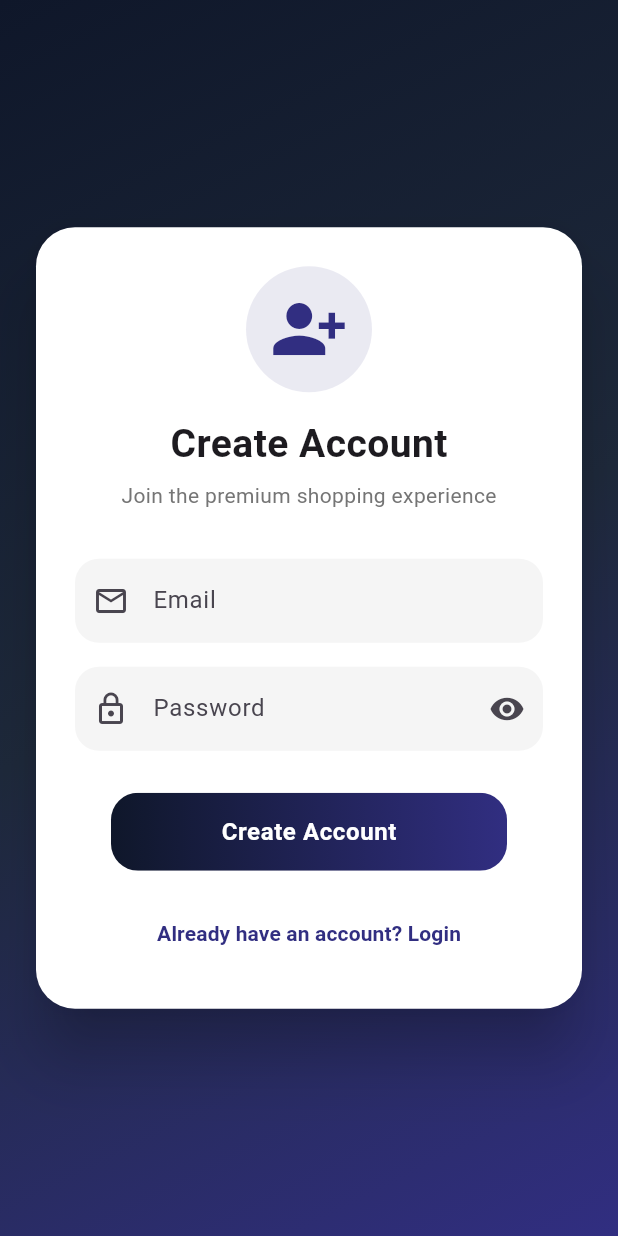
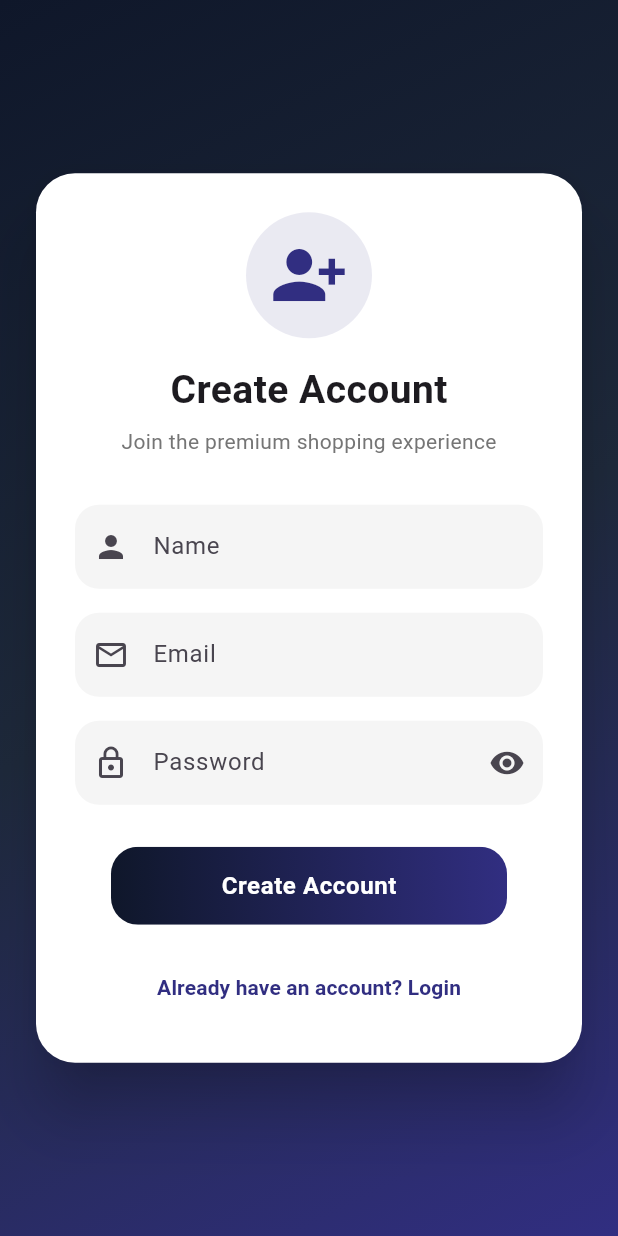
Before and after one commit to amalmathew2003/ecom, a Flutter app: the RegisterPage screen opened by its route, on a phone screen of 412 x 824 dp. Run offline on Flutter 3.47's test engine with Material 3 defaults, Android fonts, the light colour scheme and no system bars; our stand-ins replace animate_do, carousel_slider, get, image_picker, skeletonizer, supabase_flutter; accounts and stored records are empty; network calls fail.

Commit message:
feat: Add user profile management with registration and profile fetching

```diff
--- a/lib/features/auth/controller/auth_controller.dart
+++ b/lib/features/auth/controller/auth_controller.dart
@@ -64,11 +64,11 @@ class AuthController extends GetxController {
   }
 
   // 🔹 REGISTER
-  Future<void> register(String email, String password) async {
+  Future<void> register(String email, String password,name) async {
     try {
       isLoading.value = true;
 
-      await _service.register(email, password);
+      await _service.register(email, password,name);
 
       // New users are always normal users
       Get.offAllNamed(AppRoutes.userHome);
--- a/lib/features/auth/ui/register_page.dart
+++ b/lib/features/auth/ui/register_page.dart
@@ -9,6 +9,7 @@ class RegisterPage extends StatelessWidget {
 
   final AuthController controller = Get.find<AuthController>();
 
+  final TextEditingController nameController = TextEditingController();
   final TextEditingController emailController = TextEditingController();
   final TextEditingController passwordController = TextEditingController();
   final RxBool isPasswordVisible = false.obs;
@@ -52,7 +53,9 @@ class RegisterPage extends StatelessWidget {
                           padding: const EdgeInsets.all(16),
                           decoration: BoxDecoration(
                             shape: BoxShape.circle,
-                            color: const Color(0xFF312E81).withValues(alpha: .1),
+                            color: const Color(
+                              0xFF312E81,
+                            ).withValues(alpha: .1),
                           ),
                           child: const Icon(
                             Icons.person_add_alt_1,
@@ -89,6 +92,25 @@ class RegisterPage extends StatelessWidget {
                       const SizedBox(height: 32),
 
                       /// EMAIL
+                      FadeInDown(
+                        delay: const Duration(milliseconds: 400),
+                        child: TextField(
+                          controller: nameController,
+                          keyboardType: TextInputType.emailAddress,
+                          decoration: InputDecoration(
+                            labelText: 'Name',
+                            prefixIcon: const Icon(Icons.person),
+                            filled: true,
+                            fillColor: Colors.grey.shade100,
+                            border: OutlineInputBorder(
+                              borderRadius: BorderRadius.circular(16),
+                              borderSide: BorderSide.none,
+                            ),
+                          ),
+                        ),
+                      ),
+                      const SizedBox(height: 16),
+
                       FadeInLeft(
                         delay: const Duration(milliseconds: 400),
                         child: TextField(
@@ -154,6 +176,7 @@ class RegisterPage extends StatelessWidget {
                                       controller.register(
                                         emailController.text.trim(),
                                         passwordController.text.trim(),
+                                        nameController.text.trim(),
                                       );
                                     },
                               style: ElevatedButton.styleFrom(
--- /dev/null
+++ b/lib/features/user/profile/data/profile_model.dart
@@ -0,0 +1,22 @@
+class ProfileModel {
+  final String id;
+  final String email;
+  final String fullName;
+  final String role;
+
+  ProfileModel({
+    required this.id,
+    required this.email,
+    required this.fullName,
+    required this.role,
+  });
+
+  factory ProfileModel.fromJson(Map<String, dynamic> json) {
+    return ProfileModel(
+      id: json['id'],
+      email: json['email'] ?? '',
+      fullName: json['full_name'] ?? '',
+      role: json['role'] ?? 'user',
+    );
+  }
+}
--- a/lib/main.dart
+++ b/lib/main.dart
@@ -1,5 +1,6 @@
 import 'package:ecom/features/user/cart/controller/card_controller.dart';
 import 'package:ecom/features/user/home/controller/review_controller.dart';
+import 'package:ecom/features/user/profile/controller/profile_controller.dart';
 import 'package:flutter/material.dart';
 import 'package:get/get.dart';
 import 'core/config/supabase_config.dart';
@@ -27,6 +28,7 @@ class MyApp extends StatelessWidget {
         Get.put(AuthController(), permanent: true);
         Get.put(CartController(), permanent: true);
         Get.put(ReviewController());
+        Get.put(ProfileController());
       }),
     );
   }
```
Also changed, not shown: lib/features/auth/data/auth_service.dart (+18 -10 lines), lib/features/user/home/ui/home/user_home.dart (+138 -133 lines), lib/features/user/profile/controller/profile_controller.dart (added, +41 -0 lines).
